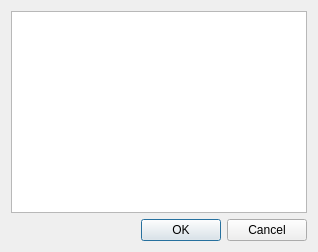
The window that src/ui/DeviceChooserDialog.ui (trebleshot/desktop) describes before a commit, drawn with Qt 5.
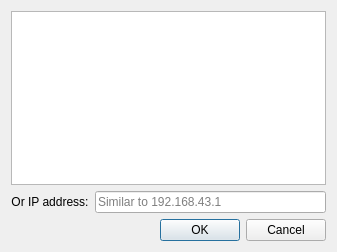
The same window after the commit.

Commit message: Implement connect by IP address

The edit to the form file:
```diff
--- a/src/ui/DeviceChooserDialog.ui
+++ b/src/ui/DeviceChooserDialog.ui
@@ -6,7 +6,7 @@
    <rect>
     <x>0</x>
     <y>0</y>
-    <width>318</width>
+    <width>337</width>
     <height>252</height>
    </rect>
   </property>
@@ -24,6 +24,27 @@
      </property>
     </widget>
    </item>
+   <item>
+    <layout class="QHBoxLayout" name="horizontalLayout">
+     <item>
+      <widget class="QLabel" name="label">
+       <property name="text">
+        <string>Or IP address:</string>
+       </property>
+       <property name="alignment">
+        <set>Qt::AlignCenter</set>
+       </property>
+      </widget>
+     </item>
+     <item>
+      <widget class="QLineEdit" name="ipAddressLineEdit">
+       <property name="placeholderText">
+        <string>Similar to 192.168.43.1</string>
+       </property>
+      </widget>
+     </item>
+    </layout>
+   </item>
    <item>
     <widget class="QDialogButtonBox" name="buttonBox">
      <property name="orientation">
```
The commit also changes 5 other files.
